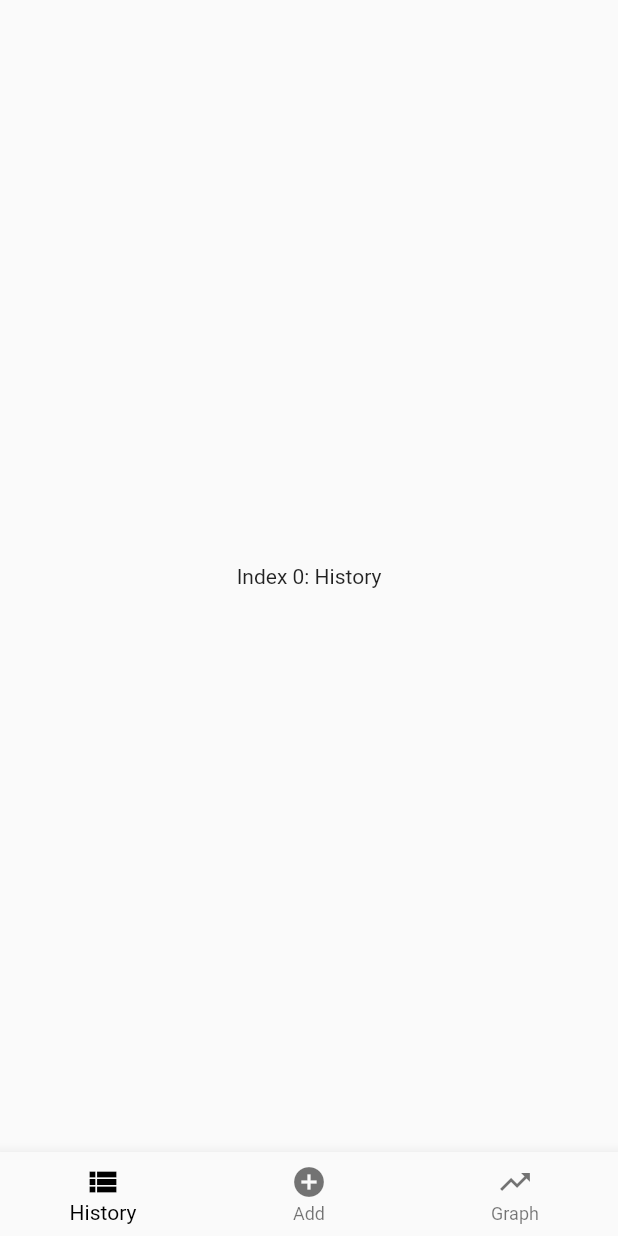
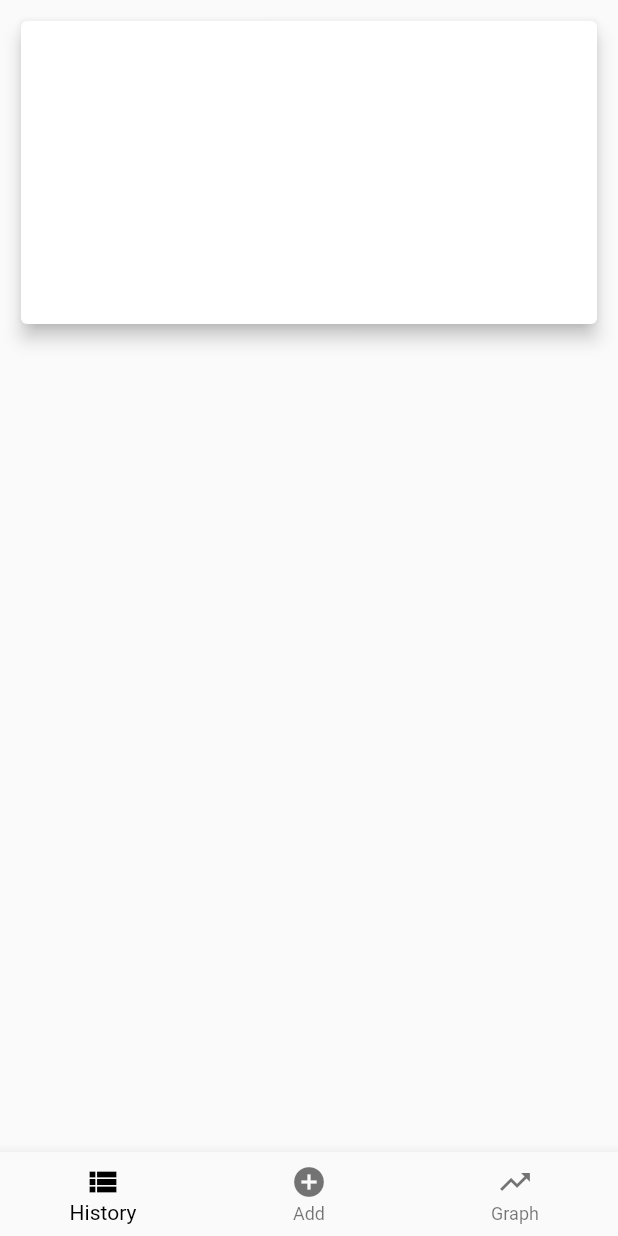
Before and after one commit to Pengrey/ICM, a Flutter app: the screen it shows after launch, on a phone screen of 412 x 824 dp. Run offline on Flutter 3.47's test engine with Material 2 defaults, Android fonts, the phone set to English and light mode, and no system bars; our stand-ins replace charts_flutter.

Commit message:
added graphs and pseudo form

```diff
--- a/coin/lib/main.dart
+++ b/coin/lib/main.dart
@@ -1,3 +1,5 @@
+import 'package:coin/transactions.dart';
+import 'package:charts_flutter/flutter.dart' as charts;
 import 'package:flutter/material.dart';
 
 void main() => runApp(const MyApp());
@@ -25,19 +27,167 @@ class MyStatefulWidget extends StatefulWidget {
 
 class _MyStatefulWidgetState extends State<MyStatefulWidget> {
   int _selectedIndex = 0;
-  static const TextStyle optionStyle =
-      TextStyle(fontSize: 30, fontWeight: FontWeight.bold);
-  static const List<Widget> _widgetOptions = <Widget>[
-    Text(
-      'Index 0: History',
+
+  static final List<Widget> _widgetOptions = <Widget>[
+    Scaffold(
+      body: Container(
+        padding: const EdgeInsets.fromLTRB(10, 10, 10, 0),
+        height: 220,
+        width: double.maxFinite,
+        child: const Card(
+          elevation: 5,
+        ),
+      ),
     ),
-    Text(
-      'Index 1: Add',
+    Form(
+      child: Column(
+        crossAxisAlignment: CrossAxisAlignment.start,
+        children: <Widget>[
+          TextFormField(
+            decoration: const InputDecoration(
+              icon: Icon(Icons.person),
+              hintText: 'Enter your name',
+              labelText: 'Name',
+            ),
+          ),
+          TextFormField(
+            decoration: const InputDecoration(
+              icon: Icon(Icons.phone),
+              hintText: 'Enter a phone number',
+              labelText: 'Phone',
+            ),
+          ),
+          TextFormField(
+            decoration: const InputDecoration(
+              icon: Icon(Icons.calendar_today),
+              hintText: 'Enter your date of birth',
+              labelText: 'Dob',
+            ),
+          ),
+          Container(
+              padding: const EdgeInsets.only(left: 150.0, top: 40.0),
+              // ignore: deprecated_member_use
+              child: const RaisedButton(
+                child: Text('Submit'),
+                onPressed: null,
+              )),
+        ],
+      ),
     ),
-    Text(
-      'Index 2: Graph',
-    ),
+    charts.LineChart(series,
+        domainAxis: const charts.NumericAxisSpec(
+          tickProviderSpec:
+              charts.BasicNumericTickProviderSpec(zeroBound: false),
+          viewport: charts.NumericExtents(1.0, 31.0),
+        ),
+        animate: true),
   ];
+
+  static get series {
+    final List<transactions> data = [
+      transactions(
+        date: 1,
+        spent: 45,
+        barColor: charts.ColorUtil.fromDartColor(Color.fromARGB(255, 0, 0, 0)),
+      ),
+      transactions(
+        date: 2,
+        spent: 3,
+        barColor: charts.ColorUtil.fromDartColor(Color.fromARGB(255, 0, 0, 0)),
+      ),
+      transactions(
+        date: 3,
+        spent: 4,
+        barColor: charts.ColorUtil.fromDartColor(Color.fromARGB(255, 0, 0, 0)),
+      ),
+      transactions(
+        date: 4,
+        spent: 3,
+        barColor: charts.ColorUtil.fromDartColor(Color.fromARGB(255, 0, 0, 0)),
+      ),
+      transactions(
+        date: 5,
+        spent: 10,
+        barColor: charts.ColorUtil.fromDartColor(Color.fromARGB(255, 0, 0, 0)),
+      ),
+      transactions(
+        date: 6,
+        spent: 3,
+        barColor: charts.ColorUtil.fromDartColor(Color.fromARGB(255, 0, 0, 0)),
+      ),
+      transactions(
+        date: 7,
+        spent: 11,
+        barColor: charts.ColorUtil.fromDartColor(Color.fromARGB(255, 0, 0, 0)),
+      ),
+      transactions(
+        date: 8,
+        spent: 3,
+        barColor: charts.ColorUtil.fromDartColor(Color.fromARGB(255, 0, 0, 0)),
+      ),
+      transactions(
+        date: 9,
+        spent: 30,
+        barColor: charts.ColorUtil.fromDartColor(Color.fromARGB(255, 0, 0, 0)),
+      ),
+      transactions(
+        date: 10,
+        spent: 1,
+        barColor: charts.ColorUtil.fromDartColor(Color.fromARGB(255, 0, 0, 0)),
+      ),
+      transactions(
+        date: 11,
+        spent: 3,
+        barColor: charts.ColorUtil.fromDartColor(Color.fromARGB(255, 0, 0, 0)),
+      ),
+      transactions(
+        date: 12,
+        spent: 0,
+        barColor: charts.ColorUtil.fromDartColor(Color.fromARGB(255, 0, 0, 0)),
+      ),
+      transactions(
+        date: 13,
+        spent: 6,
+        barColor: charts.ColorUtil.fromDartColor(Color.fromARGB(255, 0, 0, 0)),
+      ),
+      transactions(
+        date: 14,
+        spent: 2,
+        barColor: charts.ColorUtil.fromDartColor(Color.fromARGB(255, 0, 0, 0)),
+      ),
+      transactions(
+        date: 15,
+        spent: 10,
+        barColor: charts.ColorUtil.fromDartColor(Color.fromARGB(255, 0, 0, 0)),
+      ),
+      transactions(
+        date: 16,
+        spent: 0,
+        barColor: charts.ColorUtil.fromDartColor(Color.fromARGB(255, 0, 0, 0)),
+      ),
+      transactions(
+        date: 17,
+        spent: 9,
+        barColor: charts.ColorUtil.fromDartColor(Color.fromARGB(255, 0, 0, 0)),
+      ),
+      transactions(
+        date: 18,
+        spent: 4,
+        barColor: charts.ColorUtil.fromDartColor(Color.fromARGB(255, 0, 0, 0)),
+      ),
+    ];
+
+    List<charts.Series<transactions, num>> series = [
+      charts.Series(
+          id: "developers",
+          data: data,
+          domainFn: (transactions series, _) => series.date,
+          measureFn: (transactions series, _) => series.spent,
+          colorFn: (transactions series, _) => series.barColor)
+    ];
+
+    return series;
+  }
 
   void _onItemTapped(int index) {
     setState(() {
--- /dev/null
+++ b/coin/lib/transactions.dart
@@ -0,0 +1,11 @@
+import 'package:charts_flutter/flutter.dart' as charts;
+import 'package:flutter/foundation.dart';
+
+class transactions {
+  final int date;
+  final int spent;
+  final charts.Color barColor;
+
+  transactions(
+      {required this.date, required this.spent, required this.barColor});
+}
--- a/coin/pubspec.yaml
+++ b/coin/pubspec.yaml
@@ -36,6 +36,7 @@ dependencies:
   cupertino_icons: ^1.0.2
   english_words: ^4.0.0
   fl_chart: ^0.46.0
+  charts_flutter: ^0.12.0
 
 dev_dependencies:
   flutter_test:
```
Also changed, not shown: coin/pubspec.lock.
